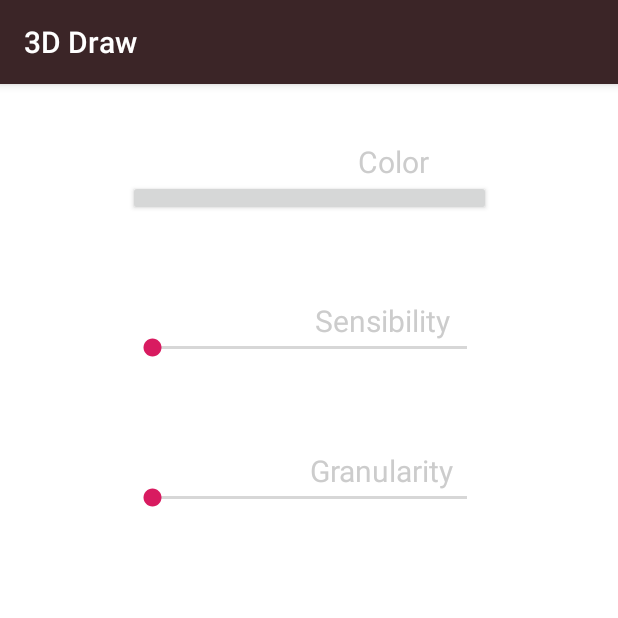
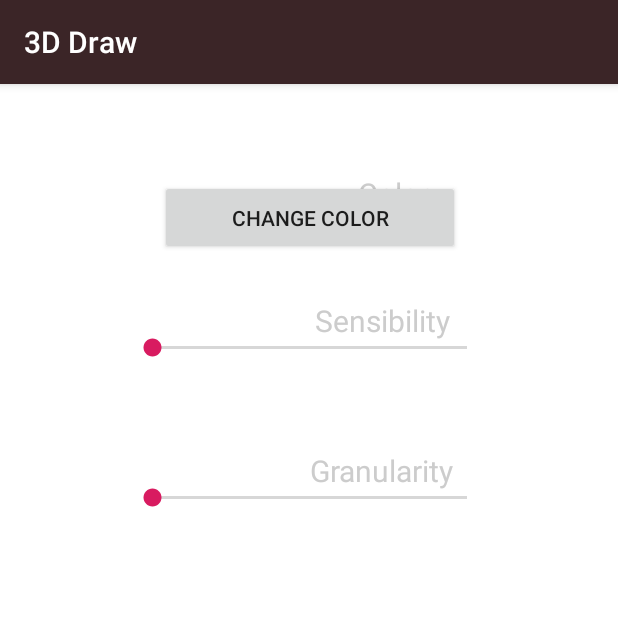
Before and after one commit to Tuddy18/android_3DMouse, an Android app: the SettingsActivity screen opened directly, with no data from a screen before it, on a phone screen of 412 x 824 dp, the top half of it. Run offline under Robolectric (Android 15) with nearby library versions, the phone set to English and light mode, and no system bars; libraries missing offline, so code that uses them is left out: com.pes.androidmaterialcolorpickerdialog.

Commit message:
color button

```diff
--- a/app/src/main/res/layout/settings.xml
+++ b/app/src/main/res/layout/settings.xml
@@ -28,13 +28,14 @@
 
     <Button
         android:id="@+id/color"
-        android:layout_width="242dp"
-        android:layout_height="24dp"
+        android:layout_width="200dp"
+        android:layout_height="50dp"
         android:layout_marginTop="120dp"
         app:layout_constraintEnd_toEndOf="parent"
         app:layout_constraintHorizontal_bias="0.502"
         app:layout_constraintStart_toStartOf="parent"
         app:layout_constraintTop_toTopOf="parent"
+        android:text="@string/colorBtn"
         />
 
     <TextView
--- a/app/src/main/res/values/strings.xml
+++ b/app/src/main/res/values/strings.xml
@@ -14,4 +14,5 @@
     <string name="repositionBtnText">Reposition</string>
     <string name="drawBtnText">Draw</string>
     <string name="clearBtnText">Clear All</string>
+    <string name="colorBtn">Change Color</string>
 </resources>
```
